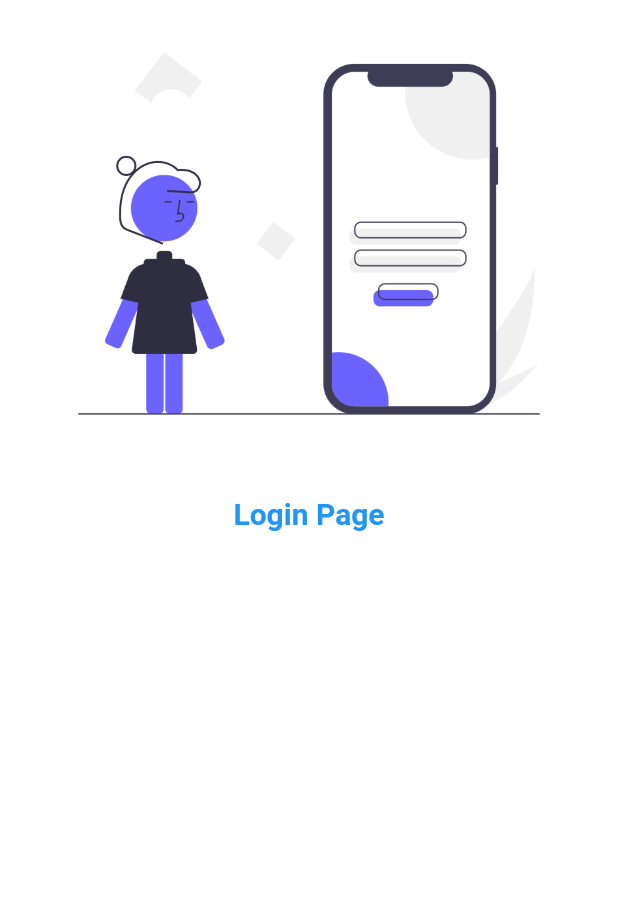
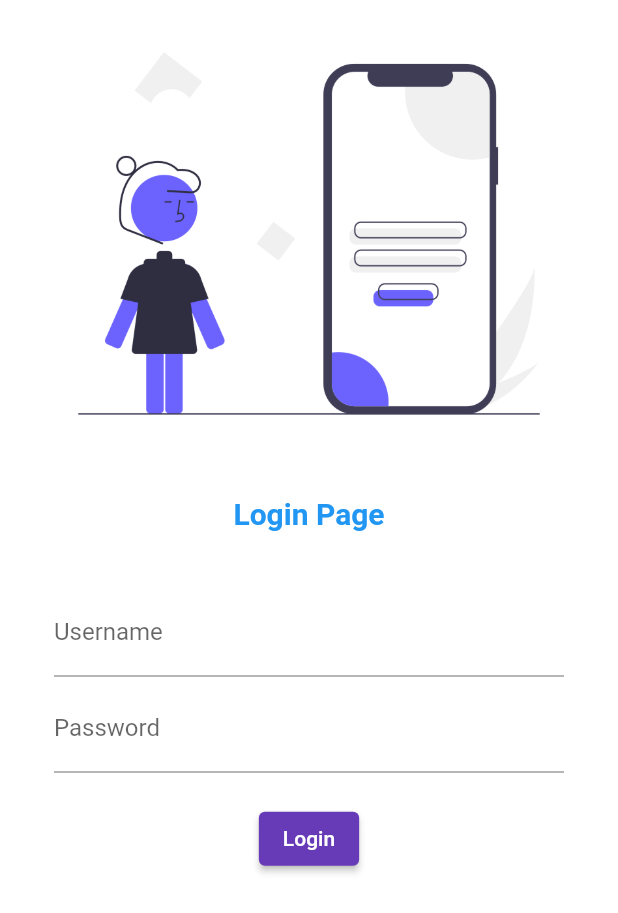
Before and after one commit to azizchauhdhary/Flutter, a Flutter app: the screen it shows after launch, on a phone screen of 412 x 824 dp. Shown: the top 913 px of the screen. Run offline on Flutter 3.47's test engine with Material 2 defaults, Android fonts, the phone set to English and light mode, and no system bars.

Commit message:
day4 completed

```diff
--- a/lib/pages/login_page.dart
+++ b/lib/pages/login_page.dart
@@ -1,3 +1,5 @@
+import 'dart:developer';
+
 import 'package:flutter/material.dart';
 
 class LoginPage extends StatelessWidget {
@@ -15,6 +17,7 @@ class LoginPage extends StatelessWidget {
           ),
           const SizedBox(
             height: 20.0,
+            // child: Text("Test"),
           ),
           const Text(
             "Login Page",
@@ -25,6 +28,47 @@ class LoginPage extends StatelessWidget {
             ),
             // textScaleFactor: 2.0,
           ),
+          const SizedBox(
+            height: 20.0,
+            // child: Text("Test"),
+          ),
+          Padding(
+            padding: const EdgeInsets.symmetric(vertical: 18, horizontal: 36),
+            child: Column(
+              children: [
+                TextFormField(
+                  decoration: const InputDecoration(
+                    hintText: "Enter User Name",
+                    labelText: "Username",
+                  ),
+                ),
+                const SizedBox(
+                  height: 5.0,
+                  // child: Text("Test"),
+                ),
+                TextFormField(
+                  obscureText: true,
+                  decoration: const InputDecoration(
+                    hintText: "Enter Password",
+                    labelText: "Password",
+                  ),
+                ),
+                const SizedBox(
+                  height: 20.0,
+                  // child: Text("Test"),
+                ),
+                ElevatedButton(
+                  onPressed: () {
+                    print("Pakistan1");
+                    debugPrint("Pakistan2");
+                    log("Pakistan3");
+                  },
+                  style: TextButton.styleFrom(),
+                  child: const Text("Login"),
+                ),
+              ],
+            ),
+          ),
         ],
       ),
     );
--- a/pubspec.yaml
+++ b/pubspec.yaml
@@ -34,7 +34,7 @@ dependencies:
   # The following adds the Cupertino Icons font to your application.
   # Use with the CupertinoIcons class for iOS style icons.
   cupertino_icons: ^1.0.2
-  google_fonts: ^3.0.1
+  # google_fonts: ^3.0.1
 
 dev_dependencies:
   flutter_test:
```
Also changed, not shown: pubspec.lock.
